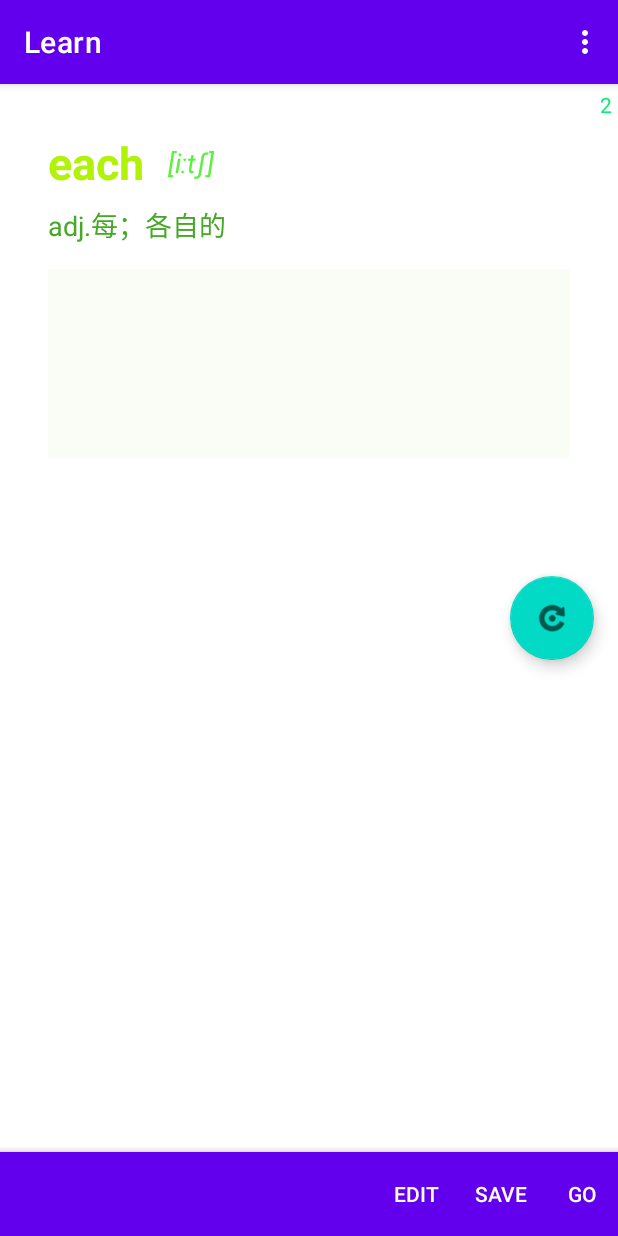
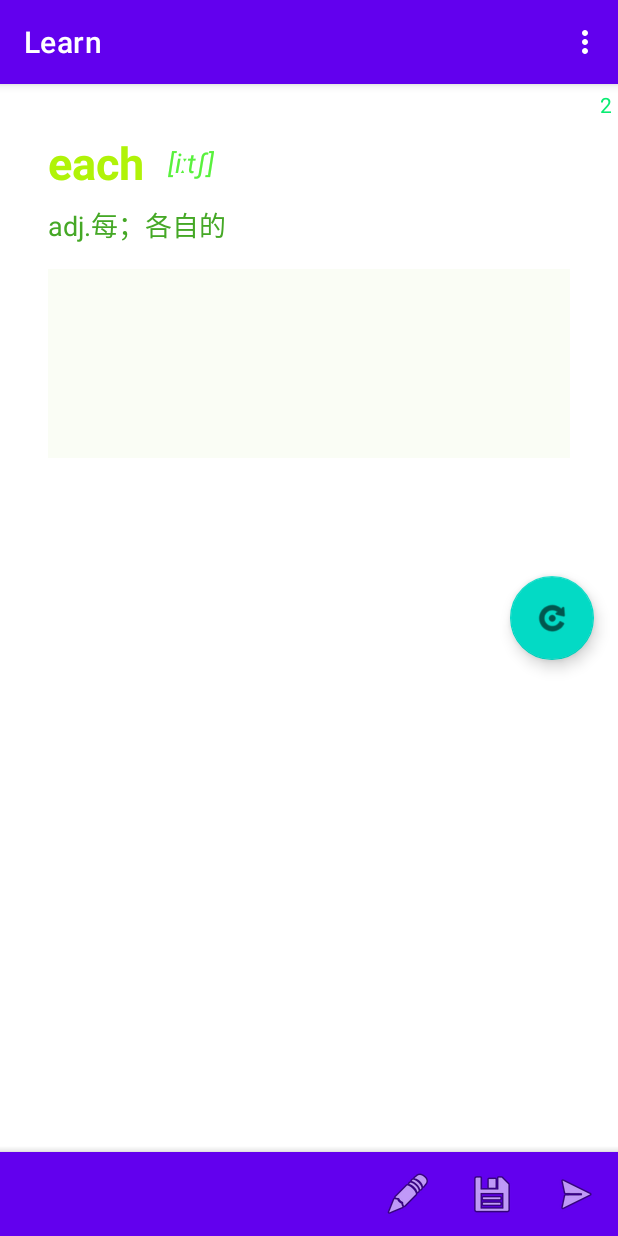
Before and after one commit to zhaohongbogit/english, an Android app: the screen it shows after launch (MainActivity), after a tap on an icon or button, on a phone screen of 412 x 824 dp. Run offline under Robolectric (Android 15) with nearby library versions, the phone set to English and light mode, and no system bars; our stand-ins replace Room's generated code, navigation-ui.

Commit message:
添加修改功能

```diff
--- a/app/src/main/java/tk/hb/english/data/db/dao/WordDao.kt
+++ b/app/src/main/java/tk/hb/english/data/db/dao/WordDao.kt
@@ -2,6 +2,7 @@ package tk.hb.english.data.db.dao
 
 import androidx.room.Dao
 import androidx.room.Query
+import androidx.room.Update
 import tk.hb.english.data.db.entity.WordBean
 
 /**
@@ -15,4 +16,7 @@ interface WordDao {
 
     @Query("SELECT * FROM WORD WHERE id=:id")
     fun queryWord(id: Int): WordBean
+
+    @Update
+    fun updateContent(wordBean: WordBean)
 }
--- a/app/src/main/res/layout/fragment_first.xml
+++ b/app/src/main/res/layout/fragment_first.xml
@@ -59,6 +59,7 @@
             android:layout_marginEnd="32dp"
             android:background="#33E3F3CD"
             android:ems="10"
+            android:enabled="false"
             android:gravity="start|top"
             android:inputType="textMultiLine"
             android:maxLines="10"
@@ -90,6 +91,7 @@
         android:layout_height="wrap_content"
         android:layout_gravity="bottom"
         app:fabAlignmentMode="center"
+        app:fabAnimationMode="scale"
         app:layout_constraintBottom_toBottomOf="parent"
         app:layout_constraintEnd_toEndOf="parent"
         app:layout_constraintStart_toStartOf="parent"
--- a/app/src/main/res/menu/menu_learn_bottom.xml
+++ b/app/src/main/res/menu/menu_learn_bottom.xml
@@ -3,13 +3,18 @@
     xmlns:app="http://schemas.android.com/apk/res-auto">
 
     <item
+        android:id="@+id/bottomEdit"
+        android:icon="@android:drawable/ic_menu_edit"
         android:title="Edit"
         app:showAsAction="always|withText" />
     <item
+        android:id="@+id/bottomSave"
+        android:icon="@android:drawable/ic_menu_save"
         android:title="Save"
         app:showAsAction="always|withText" />
     <item
         android:id="@+id/bottomGo"
+        android:icon="@android:drawable/ic_menu_send"
         android:title="Go"
         app:showAsAction="always|withText" />
 </menu>
```
Also changed, not shown: app/src/main/java/tk/hb/english/FirstFragment.kt (+7 -0 lines), app/src/main/java/tk/hb/english/WordViewModel.kt (+11 -0 lines).
